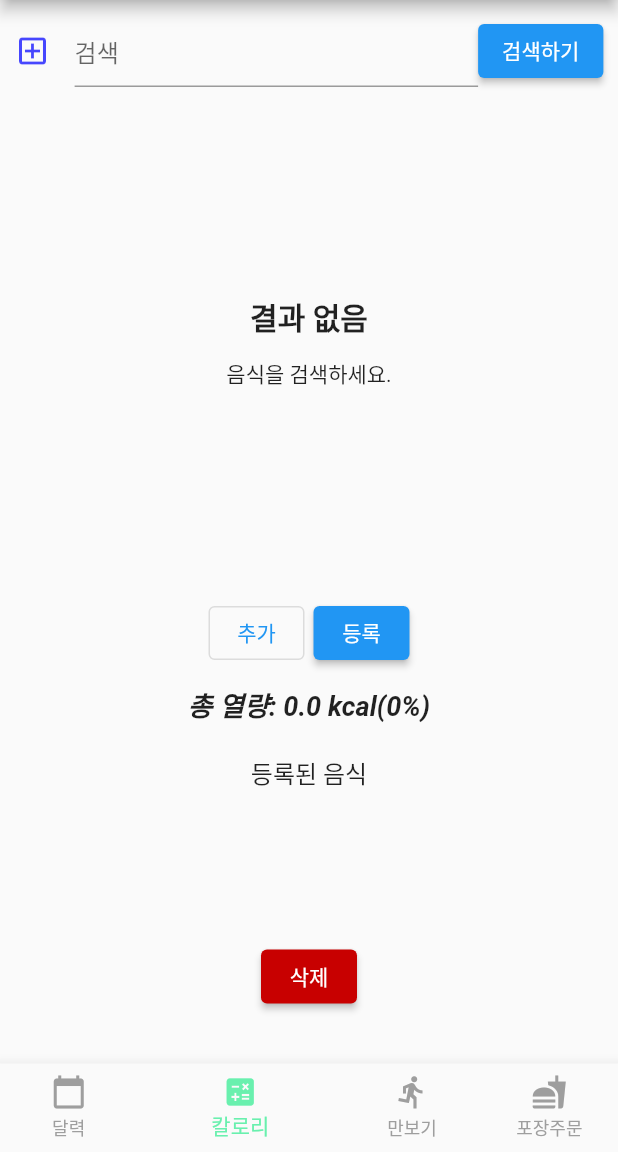
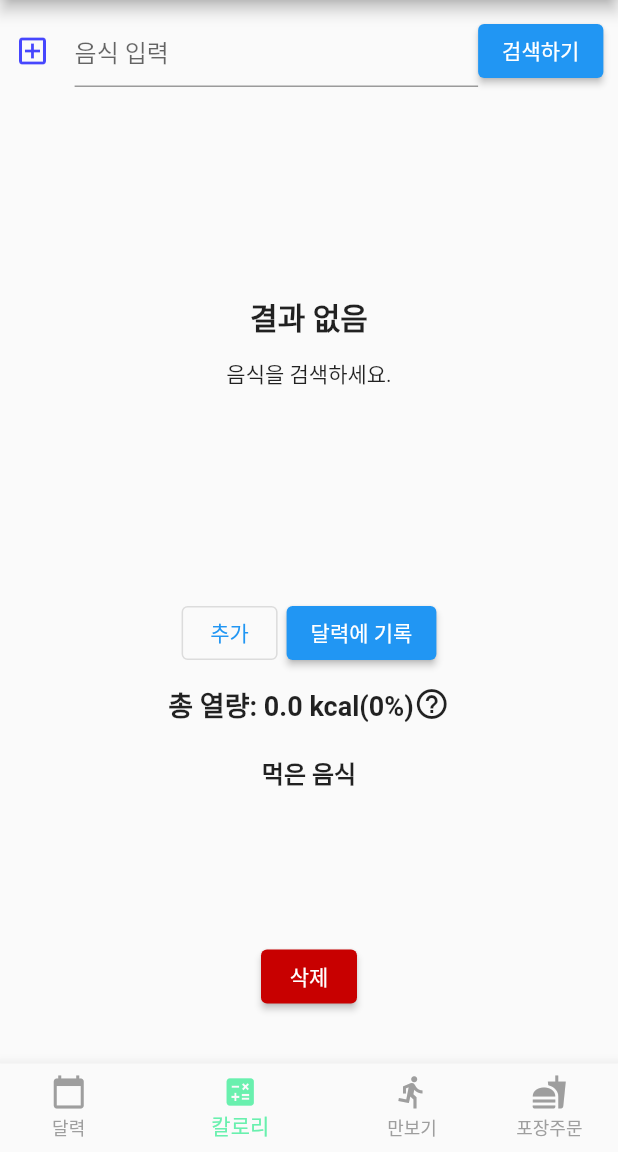
Before and after one commit to exerciseLog/exercise, a Flutter app: the screen it shows after launch, item 2 of the bottom bar chosen, on a phone screen of 412 x 824 dp, the part 84-1236 px from its top. Run offline on Flutter 3.47's test engine with Material 2 defaults, Android fonts, the phone set to English and light mode, and no system bars; our stand-ins replace drift, elegant_notification, firebase_core, firebase_database, fluttertoast, geolocator and 6 more; missing offline and left inert: flutter_cupertino_datetime_picker, flutter_polyline_points, home_widget; accounts and stored records are empty; generated files the repository leaves out were written again; Roboto replaces fonts that are missing (NaverNanum).

Commit message:
음식점 상세 정보 제공

```diff
--- a/lib/model/place_model.dart
+++ b/lib/model/place_model.dart
@@ -1,8 +1,41 @@
+
 class PlaceModel {
-  final String rating, number;
+  final String rating, number, delivery, openNow, openDetail;
 
   PlaceModel.detailfromJson(Map<String, dynamic> json)
   : rating = json['result']['rating'].toString(),
-  number = json['result']['formatted_phone_number'] ?? '';
+  number = json['result']['formatted_phone_number'] ?? '정보 없음',
+  delivery = _confDelivery(json),
+  openNow = _confOpenNow(json),
+  openDetail = _confOpenDetail(json) ;
+
+  static String _confDelivery(Map<String, dynamic> json) {
+    /* log(json['result']['opening_hours']['delivery'].toString()); */
+    if (json['result']['delivery'] == null) {
+      return '정보 없음';
+    } else {
+      return json['result']['delivery'] == true ? '가능' : '불가능';
+    }
+  }
+
+  static String _confOpenNow(Map<String, dynamic> json) {
+    if (json['result']['opening_hours'] == null) {
+      return '영업 정보 없음';
+    } else {
+      return json['result']['opening_hours']['open_now'] == true ? '영업중' : '영업 시간이 아님';
+    }
+  }
+
+  static String _confOpenDetail(Map<String, dynamic> json) {
+    if(json['result']['opening_hours'] == null) {
+      return 'null';
+    }
+    var valList = json['result']['opening_hours']['weekday_text'];
+    String result = "";
+    for (var elem in valList) {
+      result += elem + "\n";
+    }
+    return result;
+  }
 
 }
--- a/lib/screens/nutrition_screen.dart
+++ b/lib/screens/nutrition_screen.dart
@@ -107,7 +107,7 @@ class _NutApiPageState extends State<NutApiPage> {
                       controller: apiCtrl,
                       decoration: const InputDecoration(
                         icon: Icon(Icons.add_box_outlined),
-                        hintText: '검색',
+                        hintText: '음식 입력',
                         iconColor: Color.fromARGB(200, 20, 20, 255)),
                     )
                   ),
@@ -262,29 +262,42 @@ class _NutApiPageState extends State<NutApiPage> {
 
                       }
                     },
-                  child: const Text("등록")
+                  child: const Text("달력에 기록")
                   ),
                 ]
               ),
               const SizedBox(
                 height: 10,
               ),
-              Tooltip(
-                message: '회원님의 현재 적정 열량은 $stdCal kcal 입니다.',
-                child: Text("총 열량: $numCal kcal($percent%)",
-                  style: const TextStyle(
-                    fontWeight: FontWeight.w600,
-                    fontStyle: FontStyle.italic,
-                    fontSize: 18.0
+              Row(
+                mainAxisAlignment: MainAxisAlignment.center,
+                children: [
+                  Tooltip(
+                    message: '회원님의 현재 적정 열량은 $stdCal kcal 입니다.',
+                    child: Text("총 열량: $numCal kcal($percent%)",
+                      style: const TextStyle(
+                        fontFamily: 'NaverNanum',
+                        fontSize: 18.0,
+                        fontWeight: FontWeight.w600
+                      ),
+                    )
                   ),
-                )
+                  const Tooltip(
+                    message: '현재 입력된 음식 리스트의 총 열량과 입력된 신체 정보에 따른 일일 열량 소비량의 예측 값입니다.'
+                    '정확한 소비량 계산은 전문가와 상의하세요!',
+                    child: Icon(
+                      Icons.help_outline_outlined,
+                      size: 24,
+                    ),
+                  )
+                ],
               ),
               const SizedBox(
                 height: 20,
               ),
-              const Text("등록된 음식",
+              const Text("먹은 음식",
                 style: TextStyle(
-                  fontWeight: FontWeight.w500,
+                  fontWeight: FontWeight.w600,
                   fontSize: 16
                 ),
               ),
@@ -377,10 +390,6 @@ class ApiListItem extends StatelessWidget {
               groupValue: cal.listNum,
               onChanged: kcal == '' ? null : (value) {
                 cal.setCalorie(name, kcal, index);
-                ElegantNotification.info(
-                      title: const Text("정보"),
-                      description: Text("선택된 음식의 열량: $kcal"))
-                  .show(context);
               }),
           Expanded(
               child: _Description(
```
Also changed, not shown: lib/provider/position_provider.dart (+42 -11 lines), lib/screens/map_screen.dart (+70 -44 lines), pubspec.yaml (+7 -12 lines), 1 other file.
